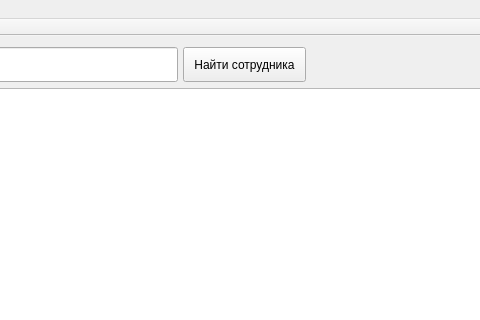
First picture: the form in mainwindow.ui, repository ilinevgeny/searchOrionX, before the edit; both pictures show x 173 to 653 and y 0 to 320 of the 829 by 425 pixel window.
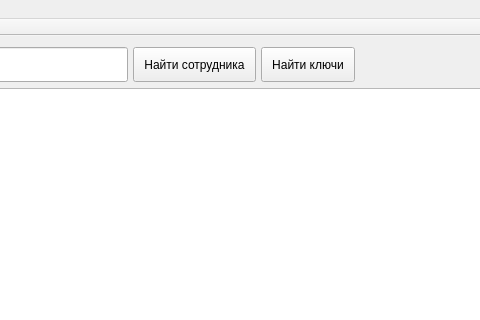
Second picture: the form after the edit.

Diff of the .ui file:
```diff
--- a/mainwindow.ui
+++ b/mainwindow.ui
@@ -79,6 +79,29 @@
         </property>
        </widget>
       </item>
+      <item>
+       <widget class="QPushButton" name="pushButton_2">
+        <property name="minimumSize">
+         <size>
+          <width>0</width>
+          <height>35</height>
+         </size>
+        </property>
+        <property name="maximumSize">
+         <size>
+          <width>260</width>
+          <height>16777215</height>
+         </size>
+        </property>
+        <property name="styleSheet">
+         <string notr="true">padding-right: 10; 
+padding-left: 10;</string>
+        </property>
+        <property name="text">
+         <string>Найти ключи</string>
+        </property>
+       </widget>
+      </item>
       <item>
        <spacer name="horizontalSpacer">
         <property name="orientation">
```
